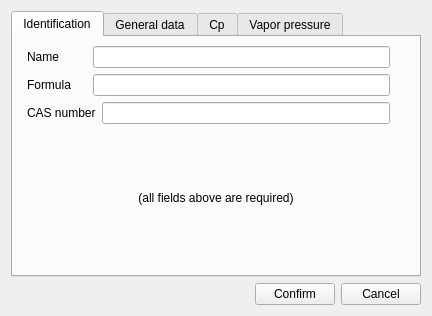
Before: the Qt Designer form designer/db_substanceProperties_ui.ui in marcusbfs/Sindri, drawn with Qt 5.
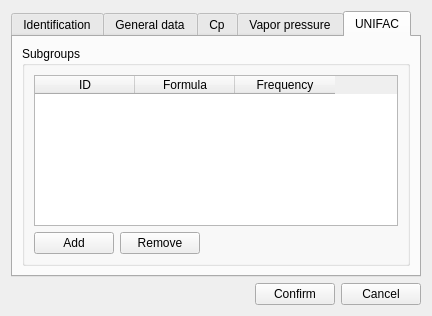
After: the same form once the commit is applied. The open tabs and pages were chosen to show the change.

Commit message: UNIFAC - added subgroups in database window

```diff
--- a/designer/db_substanceProperties_ui.ui
+++ b/designer/db_substanceProperties_ui.ui
@@ -1023,6 +1023,80 @@
          </item>
         </layout>
        </widget>
+       <widget class="QWidget" name="tab_UNIFAC">
+        <attribute name="title">
+         <string>UNIFAC</string>
+        </attribute>
+        <layout class="QGridLayout" name="gridLayout_2">
+         <item row="0" column="0">
+          <widget class="QGroupBox" name="groupBox">
+           <property name="title">
+            <string>Subgroups</string>
+           </property>
+           <layout class="QGridLayout" name="gridLayout_3">
+            <item row="0" column="0" colspan="3">
+             <widget class="QTableWidget" name="tableWidget_UNIFACsubgroups">
+              <property name="editTriggers">
+               <set>QAbstractItemView::NoEditTriggers</set>
+              </property>
+              <property name="alternatingRowColors">
+               <bool>true</bool>
+              </property>
+              <property name="selectionBehavior">
+               <enum>QAbstractItemView::SelectRows</enum>
+              </property>
+              <property name="columnCount">
+               <number>3</number>
+              </property>
+              <column>
+               <property name="text">
+                <string>ID</string>
+               </property>
+              </column>
+              <column>
+               <property name="text">
+                <string>Formula</string>
+               </property>
+              </column>
+              <column>
+               <property name="text">
+                <string>Frequency</string>
+               </property>
+              </column>
+             </widget>
+            </item>
+            <item row="1" column="0">
+             <widget class="QPushButton" name="btn_UNIFACsubgroups_add">
+              <property name="text">
+               <string>Add</string>
+              </property>
+             </widget>
+            </item>
+            <item row="1" column="1">
+             <widget class="QPushButton" name="btn_UNIFACsubgroups_remove">
+              <property name="text">
+               <string>Remove</string>
+              </property>
+             </widget>
+            </item>
+            <item row="1" column="2">
+             <spacer name="horizontalSpacer_2">
+              <property name="orientation">
+               <enum>Qt::Horizontal</enum>
+              </property>
+              <property name="sizeHint" stdset="0">
+               <size>
+                <width>203</width>
+                <height>20</height>
+               </size>
+              </property>
+             </spacer>
+            </item>
+           </layout>
+          </widget>
+         </item>
+        </layout>
+       </widget>
       </widget>
      </item>
      <item>
```
The commit also changes 10 other files.
